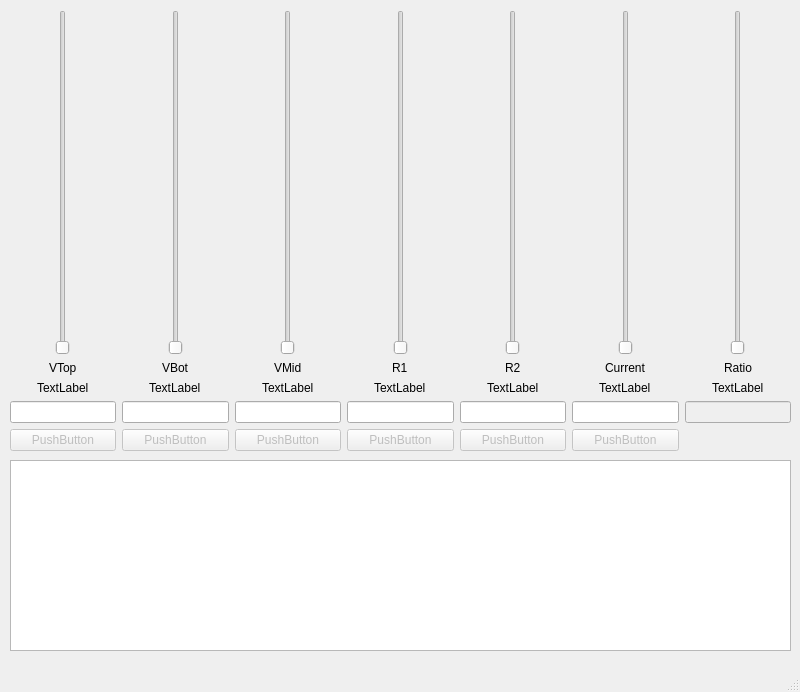
Before: the Qt Designer form src/mainwindow.ui in sonicsmooth/RCalc, drawn with Qt 5.
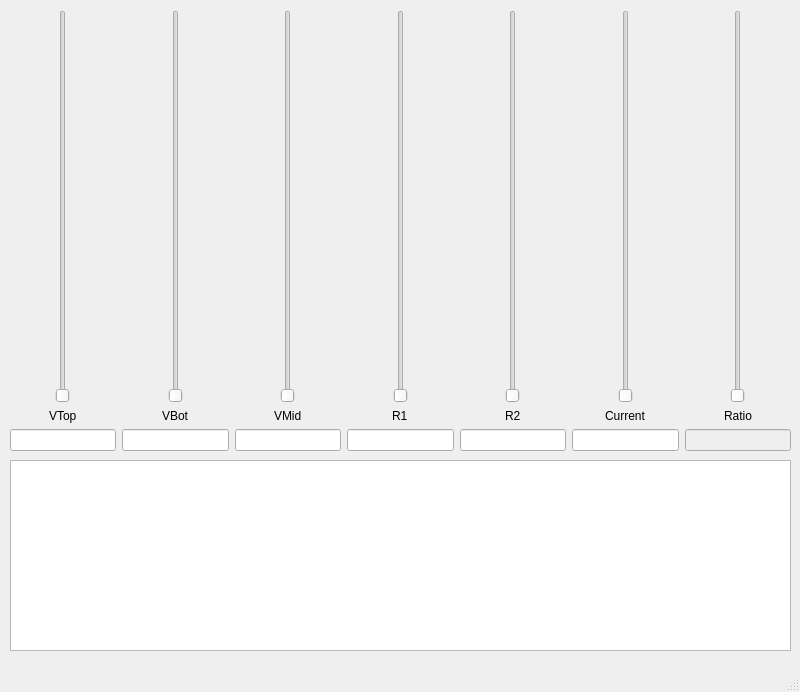
After: the same form once the commit is applied.

Commit message: Removed buttons and labels; background now changes with error

Patch:
```diff
--- a/src/mainwindow.ui
+++ b/src/mainwindow.ui
@@ -65,35 +65,9 @@
          </property>
         </widget>
        </item>
-       <item alignment="Qt::AlignHCenter">
-        <widget class="QLabel" name="VTopValLabel">
-         <property name="text">
-          <string>TextLabel</string>
-         </property>
-        </widget>
-       </item>
        <item>
         <widget class="QLineEdit" name="VTopValEdit"/>
        </item>
-       <item>
-        <widget class="QPushButton" name="VTopButton">
-         <property name="enabled">
-          <bool>false</bool>
-         </property>
-         <property name="text">
-          <string>PushButton</string>
-         </property>
-         <property name="checkable">
-          <bool>true</bool>
-         </property>
-         <property name="default">
-          <bool>false</bool>
-         </property>
-         <property name="flat">
-          <bool>false</bool>
-         </property>
-        </widget>
-       </item>
       </layout>
      </item>
      <item>
@@ -122,29 +96,9 @@
          </property>
         </widget>
        </item>
-       <item alignment="Qt::AlignHCenter">
-        <widget class="QLabel" name="VBotValLabel">
-         <property name="text">
-          <string>TextLabel</string>
-         </property>
-        </widget>
-       </item>
        <item>
         <widget class="QLineEdit" name="VBotValEdit"/>
        </item>
-       <item>
-        <widget class="QPushButton" name="VBotButton">
-         <property name="enabled">
-          <bool>false</bool>
-         </property>
-         <property name="text">
-          <string>PushButton</string>
-         </property>
-         <property name="checkable">
-          <bool>true</bool>
-         </property>
-        </widget>
-       </item>
       </layout>
      </item>
      <item>
@@ -173,29 +127,9 @@
          </property>
         </widget>
        </item>
-       <item alignment="Qt::AlignHCenter">
-        <widget class="QLabel" name="VMidValLabel">
-         <property name="text">
-          <string>TextLabel</string>
-         </property>
-        </widget>
-       </item>
        <item>
         <widget class="QLineEdit" name="VMidValEdit"/>
        </item>
-       <item>
-        <widget class="QPushButton" name="VMidButton">
-         <property name="enabled">
-          <bool>false</bool>
-         </property>
-         <property name="text">
-          <string>PushButton</string>
-         </property>
-         <property name="checkable">
-          <bool>true</bool>
-         </property>
-        </widget>
-       </item>
       </layout>
      </item>
      <item>
@@ -224,29 +158,9 @@
          </property>
         </widget>
        </item>
-       <item alignment="Qt::AlignHCenter">
-        <widget class="QLabel" name="R1ValLabel">
-         <property name="text">
-          <string>TextLabel</string>
-         </property>
-        </widget>
-       </item>
        <item>
         <widget class="QLineEdit" name="R1ValEdit"/>
        </item>
-       <item>
-        <widget class="QPushButton" name="R1Button">
-         <property name="enabled">
-          <bool>false</bool>
-         </property>
-         <property name="text">
-          <string>PushButton</string>
-         </property>
-         <property name="checkable">
-          <bool>true</bool>
-         </property>
-        </widget>
-       </item>
       </layout>
      </item>
      <item>
@@ -275,29 +189,9 @@
          </property>
         </widget>
        </item>
-       <item alignment="Qt::AlignHCenter">
-        <widget class="QLabel" name="R2ValLabel">
-         <property name="text">
-          <string>TextLabel</string>
-         </property>
-        </widget>
-       </item>
        <item>
         <widget class="QLineEdit" name="R2ValEdit"/>
        </item>
-       <item>
-        <widget class="QPushButton" name="R2Button">
-         <property name="enabled">
-          <bool>false</bool>
-         </property>
-         <property name="text">
-          <string>PushButton</string>
-         </property>
-         <property name="checkable">
-          <bool>true</bool>
-         </property>
-        </widget>
-       </item>
       </layout>
      </item>
      <item>
@@ -329,29 +223,9 @@
          </property>
         </widget>
        </item>
-       <item alignment="Qt::AlignHCenter">
-        <widget class="QLabel" name="CurrValLabel">
-         <property name="text">
-          <string>TextLabel</string>
-         </property>
-        </widget>
-       </item>
        <item>
         <widget class="QLineEdit" name="CurrValEdit"/>
        </item>
-       <item>
-        <widget class="QPushButton" name="CurrButton">
-         <property name="enabled">
-          <bool>false</bool>
-         </property>
-         <property name="text">
-          <string>PushButton</string>
-         </property>
-         <property name="checkable">
-          <bool>true</bool>
-         </property>
-        </widget>
-       </item>
       </layout>
      </item>
      <item>
@@ -383,13 +257,6 @@
          </property>
         </widget>
        </item>
-       <item alignment="Qt::AlignHCenter">
-        <widget class="QLabel" name="RatioValLabel">
-         <property name="text">
-          <string>TextLabel</string>
-         </property>
-        </widget>
-       </item>
        <item>
         <widget class="QLineEdit" name="RatioValEdit">
          <property name="enabled">
@@ -397,19 +264,6 @@
          </property>
         </widget>
        </item>
-       <item>
-        <widget class="QPushButton" name="pushButton_6">
-         <property name="enabled">
-          <bool>false</bool>
-         </property>
-         <property name="text">
-          <string/>
-         </property>
-         <property name="flat">
-          <bool>true</bool>
-         </property>
-        </widget>
-       </item>
       </layout>
      </item>
     </layout>
```
The commit also changes 3 other files.
